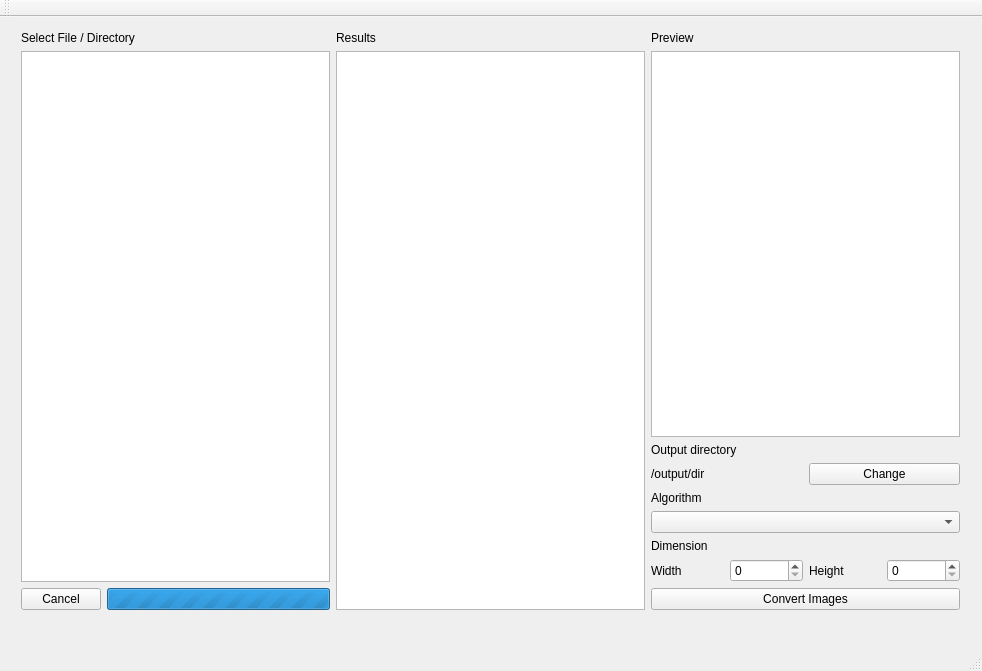
Before: the Qt Designer form qt_creator_project/bbp-qt/mainwindow.ui in bestimmaa/batch-image-resizer-qt-opencv, drawn with Qt 5.
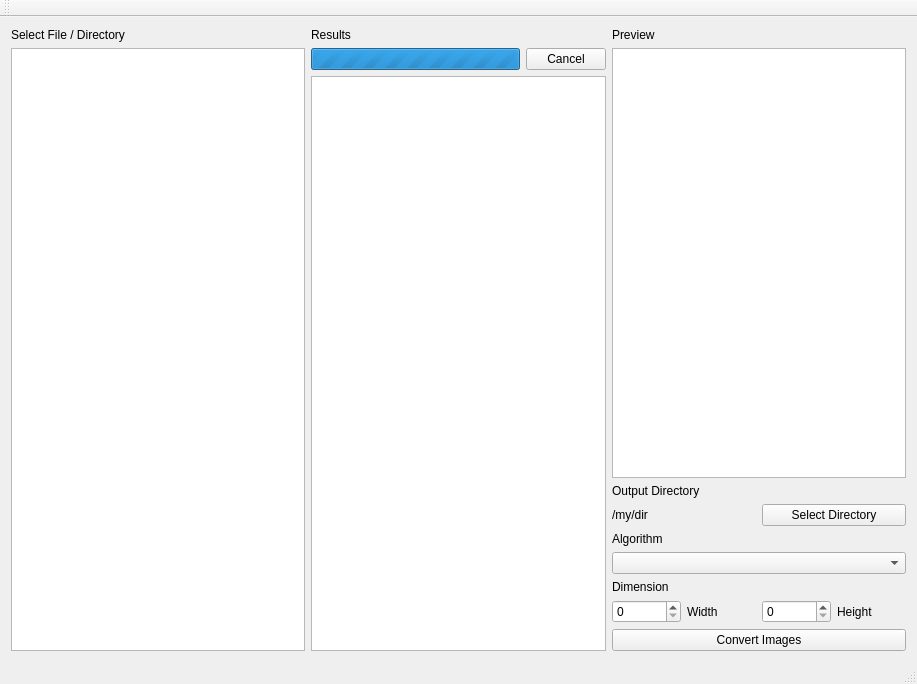
After: the same form once the commit is applied.

Commit message: updated layout in mainwindow

Diff of the .ui file:
```diff
--- a/qt_creator_project/bbp-qt/mainwindow.ui
+++ b/qt_creator_project/bbp-qt/mainwindow.ui
@@ -6,8 +6,8 @@
    <rect>
     <x>0</x>
     <y>0</y>
-    <width>982</width>
-    <height>671</height>
+    <width>917</width>
+    <height>684</height>
    </rect>
   </property>
   <property name="windowTitle">
@@ -20,15 +20,8 @@
      <verstretch>0</verstretch>
     </sizepolicy>
    </property>
-   <widget class="QWidget" name="horizontalLayoutWidget">
-    <property name="geometry">
-     <rect>
-      <x>10</x>
-      <y>3</y>
-      <width>961</width>
-      <height>601</height>
-     </rect>
-    </property>
+   <layout class="QVBoxLayout" name="verticalLayout_2">
+    <item>
     <layout class="QHBoxLayout" name="horizontalLayout">
      <item>
       <layout class="QVBoxLayout" name="left">
@@ -42,15 +35,19 @@
        <item>
         <widget class="QTreeView" name="dirSelector"/>
        </item>
+       </layout>
+      </item>
        <item>
-        <layout class="QHBoxLayout" name="loadingProgressLayout">
+       <layout class="QVBoxLayout" name="middle">
          <item>
-          <widget class="QPushButton" name="buttonCancel">
+         <widget class="QLabel" name="label_2">
            <property name="text">
-            <string>Cancel</string>
+           <string>Results</string>
            </property>
           </widget>
          </item>
+        <item>
+         <layout class="QHBoxLayout" name="horizontalLayout_2">
          <item>
           <widget class="QProgressBar" name="progressBarLoadingFiles">
            <property name="maximum">
@@ -61,18 +58,14 @@
            </property>
           </widget>
          </item>
-        </layout>
-       </item>
-      </layout>
-     </item>
      <item>
-      <layout class="QVBoxLayout" name="middle">
-       <item alignment="Qt::AlignTop">
-        <widget class="QLabel" name="labelResults">
+           <widget class="QPushButton" name="buttonCancel">
          <property name="text">
-          <string>Results</string>
-         </property>
-        </widget>
+             <string>Cancel</string>
+            </property>
+           </widget>
+          </item>
+         </layout>
        </item>
        <item>
         <widget class="QListView" name="imagesList"/>
@@ -92,32 +85,32 @@
         <widget class="QGraphicsView" name="imagePreview"/>
        </item>
        <item>
-        <widget class="QLabel" name="labelOutput">
+         <widget class="QLabel" name="labelSelectOutputDir">
          <property name="text">
-          <string>Output directory</string>
+           <string>Output Directory</string>
          </property>
         </widget>
        </item>
        <item>
-        <layout class="QHBoxLayout" name="destinationLayout">
+         <layout class="QHBoxLayout" name="horizontalLayout_3">
          <item>
           <widget class="QLabel" name="labelOutputDir">
            <property name="text">
-            <string>/output/dir</string>
+             <string>/my/dir</string>
            </property>
           </widget>
          </item>
          <item>
           <widget class="QPushButton" name="buttonOutput">
            <property name="text">
-            <string>Change</string>
+             <string>Select Directory</string>
            </property>
           </widget>
          </item>
         </layout>
        </item>
        <item>
-        <widget class="QLabel" name="labelAlgorithm">
+         <widget class="QLabel" name="labelAlgo">
          <property name="text">
           <string>Algorithm</string>
          </property>
@@ -127,14 +120,17 @@
         <widget class="QComboBox" name="comboBox"/>
        </item>
        <item>
-        <widget class="QLabel" name="labelSize">
+         <widget class="QLabel" name="labelDimension">
          <property name="text">
           <string>Dimension</string>
          </property>
         </widget>
        </item>
        <item>
-        <layout class="QHBoxLayout" name="sizeLayout">
+         <layout class="QHBoxLayout" name="horizontalLayout_4">
+          <item>
+           <widget class="QSpinBox" name="spinBox"/>
+          </item>
          <item>
           <widget class="QLabel" name="labelWidth">
            <property name="text">
@@ -142,19 +138,16 @@
            </property>
           </widget>
          </item>
-         <item>
-          <widget class="QSpinBox" name="spinBox"/>
-         </item>
-         <item>
-          <widget class="QLabel" name="label_2">
-           <property name="text">
-            <string>Height</string>
-           </property>
-          </widget>
-         </item>
          <item>
           <widget class="QSpinBox" name="spinBox_2"/>
          </item>
+          <item>
+           <widget class="QLabel" name="labelHeight">
+            <property name="text">
+             <string>Height</string>
+            </property>
+           </widget>
+          </item>
         </layout>
        </item>
        <item>
@@ -167,14 +160,15 @@
       </layout>
      </item>
     </layout>
-   </widget>
+    </item>
+   </layout>
   </widget>
   <widget class="QMenuBar" name="menuBar">
    <property name="geometry">
     <rect>
      <x>0</x>
      <y>0</y>
-     <width>982</width>
+     <width>917</width>
      <height>25</height>
     </rect>
    </property>
```
Lines whose indentation alone changed are shown as unchanged. The commit also changes 2 other files.
